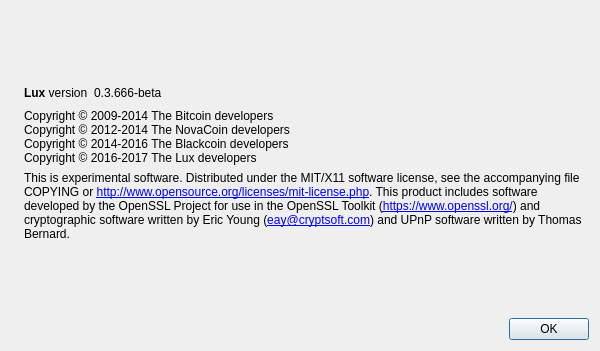
This is src/qt/forms/aboutdialog.ui in LUX-Core/lux as Qt 5 draws it before an edit. The edited form follows.
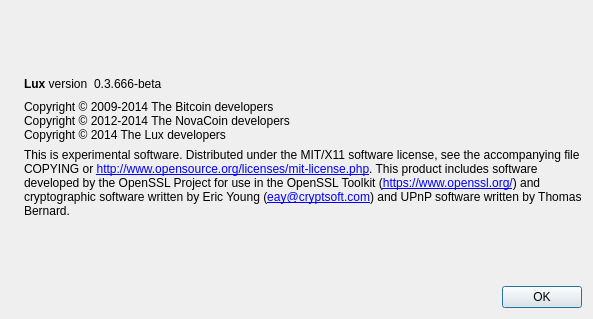
This is the edited form. Icons and pictures are not drawn.

The edit to the form file:
```diff
--- a/src/qt/forms/aboutdialog.ui
+++ b/src/qt/forms/aboutdialog.ui
@@ -6,16 +6,10 @@
    <rect>
     <x>0</x>
     <y>0</y>
-    <width>600</width>
-    <height>351</height>
+    <width>593</width>
+    <height>319</height>
    </rect>
   </property>
-  <property name="minimumSize">
-   <size>
-    <width>600</width>
-    <height>350</height>
-   </size>
-  </property>
   <property name="windowTitle">
    <string>About Lux</string>
   </property>
@@ -99,8 +93,7 @@
        <property name="text">
         <string>Copyright © 2009-2014 The Bitcoin developers
 Copyright © 2012-2014 The NovaCoin developers
-Copyright © 2014-2016 The Blackcoin developers
-Copyright © 2016-2017 The Lux developers</string>
+Copyright © 2014 The Lux developers</string>
        </property>
        <property name="textInteractionFlags">
         <set>Qt::LinksAccessibleByMouse|Qt::TextSelectableByKeyboard|Qt::TextSelectableByMouse</set>
```
